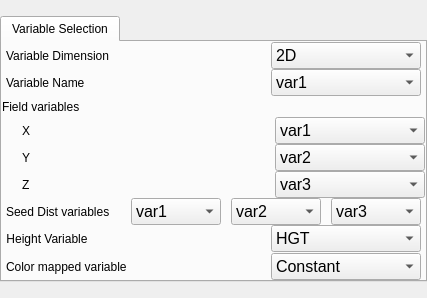
Old version of the form apps/vaporgui/VariablesWidgetGUI.ui in the repository StasJ/vapor-formatted.
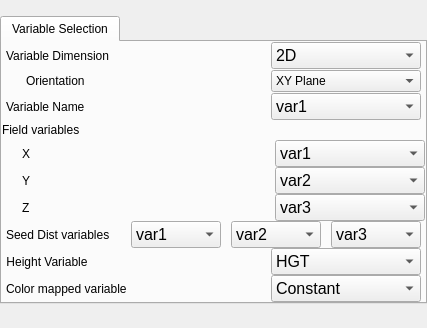
New version of the form. Custom widgets are drawn as their Qt base class.

Commit message: Initial GUI configuration for Slicer

```diff
--- a/apps/vaporgui/VariablesWidgetGUI.ui
+++ b/apps/vaporgui/VariablesWidgetGUI.ui
@@ -7,7 +7,7 @@
     <x>0</x>
     <y>0</y>
     <width>427</width>
-    <height>298</height>
+    <height>328</height>
    </rect>
   </property>
   <property name="sizePolicy">
@@ -183,6 +183,100 @@
          </layout>
         </widget>
        </item>
+       <item>
+        <widget class="QFrame" name="orientationFrame">
+         <property name="frameShape">
+          <enum>QFrame::NoFrame</enum>
+         </property>
+         <property name="frameShadow">
+          <enum>QFrame::Raised</enum>
+         </property>
+         <layout class="QHBoxLayout" name="horizontalLayout">
+          <property name="spacing">
+           <number>0</number>
+          </property>
+          <property name="leftMargin">
+           <number>4</number>
+          </property>
+          <property name="topMargin">
+           <number>0</number>
+          </property>
+          <property name="rightMargin">
+           <number>4</number>
+          </property>
+          <property name="bottomMargin">
+           <number>0</number>
+          </property>
+          <item>
+           <spacer name="horizontalSpacer_5">
+            <property name="orientation">
+             <enum>Qt::Horizontal</enum>
+            </property>
+            <property name="sizeType">
+             <enum>QSizePolicy::Fixed</enum>
+            </property>
+            <property name="sizeHint" stdset="0">
+             <size>
+              <width>20</width>
+              <height>20</height>
+             </size>
+            </property>
+           </spacer>
+          </item>
+          <item>
+           <widget class="QLabel" name="label_4">
+            <property name="text">
+             <string>Orientation</string>
+            </property>
+           </widget>
+          </item>
+          <item>
+           <spacer name="horizontalSpacer_2">
+            <property name="orientation">
+             <enum>Qt::Horizontal</enum>
+            </property>
+            <property name="sizeHint" stdset="0">
+             <size>
+              <width>178</width>
+              <height>20</height>
+             </size>
+            </property>
+           </spacer>
+          </item>
+          <item>
+           <widget class="QComboBox" name="orientationCombo">
+            <property name="minimumSize">
+             <size>
+              <width>150</width>
+              <height>0</height>
+             </size>
+            </property>
+            <property name="maximumSize">
+             <size>
+              <width>150</width>
+              <height>16777215</height>
+             </size>
+            </property>
+            <item>
+             <property name="text">
+              <string>XY Plane</string>
+             </property>
+            </item>
+            <item>
+             <property name="text">
+              <string>XZ Plane</string>
+             </property>
+            </item>
+            <item>
+             <property name="text">
+              <string>YZ Plane</string>
+             </property>
+            </item>
+           </widget>
+          </item>
+         </layout>
+        </widget>
+       </item>
        <item>
         <widget class="QFrame" name="singleVariableFrame">
          <property name="sizePolicy">
@@ -252,7 +346,7 @@
             </property>
             <property name="maximumSize">
              <size>
-              <width>75</width>
+              <width>150</width>
               <height>16777215</height>
              </size>
             </property>
@@ -439,7 +533,7 @@
                </property>
                <property name="maximumSize">
                 <size>
-                 <width>75</width>
+                 <width>150</width>
                  <height>16777215</height>
                 </size>
                </property>
@@ -531,7 +625,7 @@
                </property>
                <property name="maximumSize">
                 <size>
-                 <width>75</width>
+                 <width>150</width>
                  <height>16777215</height>
                 </size>
                </property>
@@ -626,7 +720,7 @@
                </property>
                <property name="maximumSize">
                 <size>
-                 <width>75</width>
+                 <width>150</width>
                  <height>16777215</height>
                 </size>
                </property>
@@ -904,7 +998,7 @@
             </property>
             <property name="maximumSize">
              <size>
-              <width>75</width>
+              <width>150</width>
               <height>16777215</height>
              </size>
             </property>
@@ -984,7 +1078,7 @@
             </property>
             <property name="maximumSize">
              <size>
-              <width>75</width>
+              <width>150</width>
               <height>16777215</height>
              </size>
             </property>
```
The commit also changes 6 other files.
